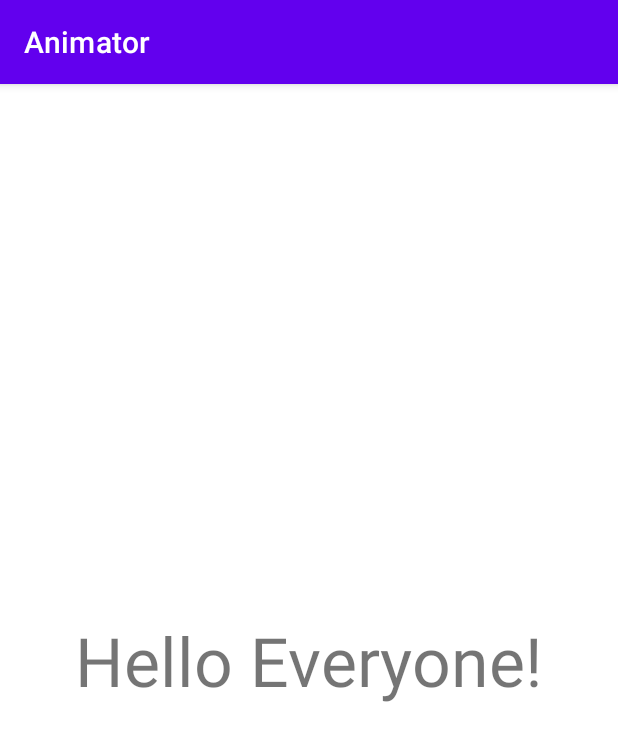
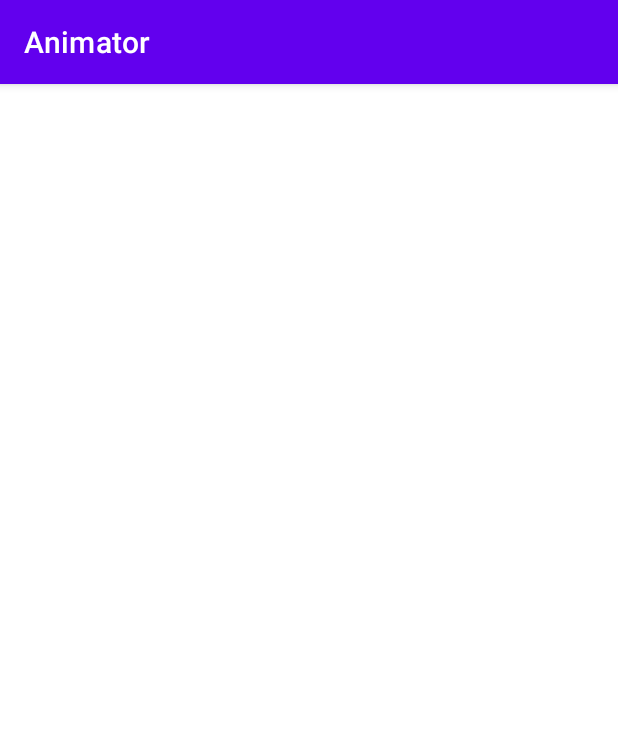
Before and after one commit to TVCreed/Animator, an Android app: the screen it shows after launch (MainActivity), on a phone screen of 412 x 824 dp. Shown: the top 741 px of the screen. Run offline under Robolectric (Android 15) with nearby library versions, the phone set to English and light mode, and no system bars.

Commit message:
skeleton of the classes

```diff
--- a/app/src/main/java/com/example/animator/MainActivity.java
+++ b/app/src/main/java/com/example/animator/MainActivity.java
@@ -1,11 +1,7 @@
 package com.example.animator;
 
 import androidx.appcompat.app.AppCompatActivity;
-import android.graphics.Color;
 import android.os.Bundle;
-import android.widget.TextView;
-import java.util.ArrayList;
-import java.util.List;
 
 public class MainActivity extends AppCompatActivity {
 
--- /dev/null
+++ b/app/src/main/java/com/example/animator/Pixel.java
@@ -0,0 +1,5 @@
+package com.example.animator;
+
+public class Pixel {
+
+}
--- a/app/src/main/res/layout/activity_main.xml
+++ b/app/src/main/res/layout/activity_main.xml
@@ -4,17 +4,4 @@
     xmlns:tools="http://schemas.android.com/tools"
     android:layout_width="match_parent"
     android:layout_height="match_parent"
-    tools:context=".MainActivity">
-
-    <TextView
-        android:id="@+id/txtvHello"
-        android:layout_width="wrap_content"
-        android:layout_height="wrap_content"
-        android:text="Hello Everyone!"
-        android:textSize="45sp"
-        app:layout_constraintBottom_toBottomOf="parent"
-        app:layout_constraintLeft_toLeftOf="parent"
-        app:layout_constraintRight_toRightOf="parent"
-        app:layout_constraintTop_toTopOf="parent" />
-
-</androidx.constraintlayout.widget.ConstraintLayout>
+    tools:context=".MainActivity" />
```
Also changed, not shown: app/src/main/java/com/example/animator/Frame.java (added, +9 -0 lines), app/src/main/java/com/example/animator/FrameArray.java (added, +15 -0 lines).
